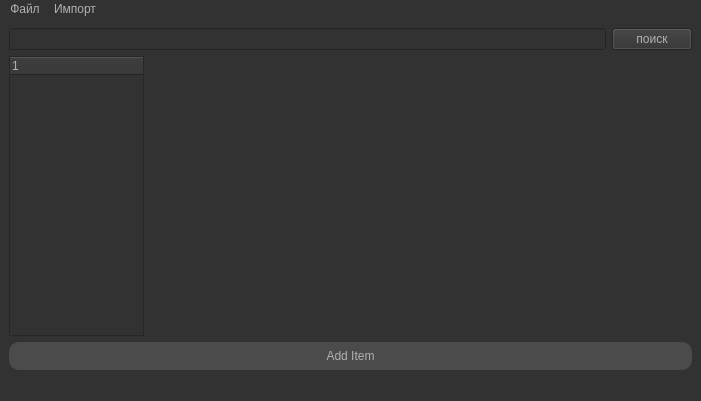
Before: the Qt Designer form ui/MainForm.ui in 12Andy12/ProStorege, drawn with Qt 5.
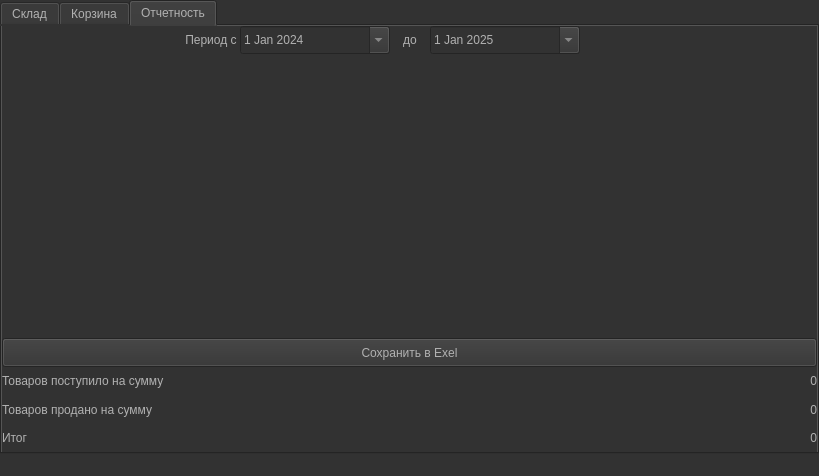
After: the same form once the commit is applied. The open tabs and pages were chosen to show the change.

What changed in the file:
```diff
--- a/ui/MainForm.ui
+++ b/ui/MainForm.ui
@@ -6,139 +6,623 @@
    <rect>
     <x>0</x>
     <y>0</y>
-    <width>701</width>
-    <height>401</height>
+    <width>819</width>
+    <height>476</height>
    </rect>
   </property>
   <property name="windowTitle">
    <string>ProStorage</string>
   </property>
   <property name="styleSheet">
-   <string notr="true">font: 12pt &quot;Times New Roman&quot;;
+   <string notr="true">font: 14pt &quot;Times New Roman&quot;;
 background-color: rgb(50, 50, 50);
 color: #b1b1b1;</string>
   </property>
   <widget class="QWidget" name="centralwidget">
    <layout class="QHBoxLayout" name="horizontalLayout_2">
+    <property name="spacing">
+     <number>0</number>
+    </property>
+    <property name="leftMargin">
+     <number>0</number>
+    </property>
+    <property name="topMargin">
+     <number>0</number>
+    </property>
+    <property name="rightMargin">
+     <number>0</number>
+    </property>
+    <property name="bottomMargin">
+     <number>0</number>
+    </property>
     <item>
-     <layout class="QHBoxLayout" name="horizontalLayout">
+     <layout class="QHBoxLayout" name="horizontalLayout" stretch="0">
+      <property name="spacing">
+       <number>0</number>
+      </property>
       <item>
-       <layout class="QVBoxLayout" name="verticalLayout_2" stretch="1,10,1">
-        <item>
-         <layout class="QHBoxLayout" name="horizontalLayout_3">
+       <widget class="QTabWidget" name="tabWidget">
+        <property name="tabPosition">
+         <enum>QTabWidget::North</enum>
+        </property>
+        <property name="tabShape">
+         <enum>QTabWidget::Rounded</enum>
+        </property>
+        <property name="currentIndex">
+         <number>0</number>
+        </property>
+        <property name="movable">
+         <bool>true</bool>
+        </property>
+        <property name="tabBarAutoHide">
+         <bool>false</bool>
+        </property>
+        <widget class="QWidget" name="tab_storage">
+         <attribute name="title">
+          <string>Склад</string>
+         </attribute>
+         <layout class="QHBoxLayout" name="horizontalLayout_4">
+          <property name="spacing">
+           <number>0</number>
+          </property>
+          <property name="leftMargin">
+           <number>0</number>
+          </property>
+          <property name="topMargin">
+           <number>0</number>
+          </property>
+          <property name="rightMargin">
+           <number>0</number>
+          </property>
+          <property name="bottomMargin">
+           <number>0</number>
+          </property>
           <item>
-           <widget class="QLineEdit" name="searchLine"/>
-          </item>
-          <item>
-           <widget class="QPushButton" name="btnSearch">
-            <property name="text">
-             <string>поиск</string>
+           <layout class="QVBoxLayout" name="verticalLayout_storage" stretch="1,10">
+            <property name="spacing">
+             <number>0</number>
             </property>
-           </widget>
+            <item>
+             <layout class="QHBoxLayout" name="horizontalLayout_3" stretch="8,1">
+              <property name="spacing">
+               <number>0</number>
+              </property>
+              <item>
+               <widget class="QLineEdit" name="searchLine">
+                <property name="sizePolicy">
+                 <sizepolicy hsizetype="Expanding" vsizetype="Expanding">
+                  <horstretch>0</horstretch>
+                  <verstretch>0</verstretch>
+                 </sizepolicy>
+                </property>
+                <property name="styleSheet">
+                 <string notr="true">background-color: rgb(70, 70, 70);</string>
+                </property>
+                <property name="frame">
+                 <bool>false</bool>
+                </property>
+               </widget>
+              </item>
+              <item>
+               <widget class="QPushButton" name="btnSearch">
+                <property name="sizePolicy">
+                 <sizepolicy hsizetype="Minimum" vsizetype="Expanding">
+                  <horstretch>0</horstretch>
+                  <verstretch>0</verstretch>
+                 </sizepolicy>
+                </property>
+                <property name="styleSheet">
+                 <string notr="true">background-color: rgb(70, 70, 70);</string>
+                </property>
+                <property name="text">
+                 <string>поиск</string>
+                </property>
+               </widget>
+              </item>
+             </layout>
+            </item>
+            <item>
+             <layout class="QHBoxLayout" name="horizontalLayout_5" stretch="1,4">
+              <property name="spacing">
+               <number>0</number>
+              </property>
+              <item>
+               <widget class="QTreeWidget" name="folders_tree">
+                <property name="font">
+                 <font>
+                  <family>Times New Roman</family>
+                  <pointsize>14</pointsize>
+                  <weight>50</weight>
+                  <italic>false</italic>
+                  <bold>false</bold>
+                 </font>
+                </property>
+                <property name="styleSheet">
+                 <string notr="true">background-color: rgb(56, 56, 56);</string>
+                </property>
+                <property name="frameShape">
+                 <enum>QFrame::NoFrame</enum>
+                </property>
+                <property name="lineWidth">
+                 <number>0</number>
+                </property>
+                <property name="midLineWidth">
+                 <number>0</number>
+                </property>
+                <property name="alternatingRowColors">
+                 <bool>false</bool>
+                </property>
+                <property name="iconSize">
+                 <size>
+                  <width>16</width>
+                  <height>16</height>
+                 </size>
+                </property>
+                <property name="autoExpandDelay">
+                 <number>0</number>
+                </property>
+                <property name="indentation">
+                 <number>25</number>
+                </property>
+                <property name="animated">
+                 <bool>false</bool>
+                </property>
+                <attribute name="headerDefaultSectionSize">
+                 <number>200</number>
+                </attribute>
+                <attribute name="headerMinimumSectionSize">
+                 <number>100</number>
+                </attribute>
+                <column>
+                 <property name="text">
+                  <string notr="true">1</string>
+                 </property>
+                </column>
+               </widget>
+              </item>
+              <item>
+               <widget class="QTableWidget" name="items_table">
+                <property name="styleSheet">
+                 <string notr="true"/>
+                </property>
+                <property name="frameShape">
+                 <enum>QFrame::NoFrame</enum>
+                </property>
+                <property name="lineWidth">
+                 <number>1</number>
+                </property>
+                <property name="selectionMode">
+                 <enum>QAbstractItemView::SingleSelection</enum>
+                </property>
+                <property name="selectionBehavior">
+                 <enum>QAbstractItemView::SelectItems</enum>
+                </property>
+                <attribute name="horizontalHeaderMinimumSectionSize">
+                 <number>0</number>
+                </attribute>
+                <attribute name="verticalHeaderDefaultSectionSize">
+                 <number>40</number>
+                </attribute>
+                <attribute name="verticalHeaderMinimumSectionSize">
+                 <number>0</number>
+                </attribute>
+               </widget>
+              </item>
+             </layout>
+            </item>
+           </layout>
           </item>
          </layout>
-        </item>
-        <item>
-         <layout class="QHBoxLayout" name="horizontalLayout_5" stretch="1,4">
+        </widget>
+        <widget class="QWidget" name="tab_basket">
+         <attribute name="title">
+          <string>Корзина</string>
+         </attribute>
+         <layout class="QVBoxLayout" name="verticalLayout" stretch="9,0,1,1,1">
+          <property name="spacing">
+           <number>0</number>
+          </property>
+          <property name="leftMargin">
+           <number>0</number>
+          </property>
+          <property name="topMargin">
+           <number>0</number>
+          </property>
+          <property name="rightMargin">
+           <number>0</number>
+          </property>
+          <property name="bottomMargin">
+           <number>0</number>
+          </property>
           <item>
-           <widget class="QTreeWidget" name="folders_tree">
-            <property name="font">
-             <font>
-              <family>Times New Roman</family>
-              <pointsize>12</pointsize>
-              <weight>50</weight>
-              <italic>false</italic>
-              <bold>false</bold>
-             </font>
-            </property>
-            <property name="iconSize">
-             <size>
-              <width>16</width>
-              <height>16</height>
-             </size>
-            </property>
-            <column>
-             <property name="text">
-              <string notr="true">1</string>
-             </property>
-            </column>
-           </widget>
-          </item>
-          <item>
-           <widget class="QTableWidget" name="items_table">
-            <property name="styleSheet">
-             <string notr="true"/>
-            </property>
+           <widget class="QTableWidget" name="basket_table">
             <property name="frameShape">
              <enum>QFrame::NoFrame</enum>
             </property>
             <attribute name="horizontalHeaderMinimumSectionSize">
-             <number>40</number>
+             <number>0</number>
             </attribute>
-            <attribute name="verticalHeaderDefaultSectionSize">
-             <number>40</number>
+            <attribute name="verticalHeaderMinimumSectionSize">
+             <number>0</number>
             </attribute>
            </widget>
           </item>
+          <item>
+           <layout class="QHBoxLayout" name="horizontalLayout_9" stretch="4,1">
+            <item>
+             <widget class="QLabel" name="label_4">
+              <property name="text">
+               <string>Скидка в процентах</string>
+              </property>
+             </widget>
+            </item>
+            <item>
+             <widget class="QDoubleSpinBox" name="sb_discount_persent">
+              <property name="frame">
+               <bool>false</bool>
+              </property>
+              <property name="alignment">
+               <set>Qt::AlignCenter</set>
+              </property>
+              <property name="buttonSymbols">
+               <enum>QAbstractSpinBox::PlusMinus</enum>
+              </property>
+              <property name="maximum">
+               <double>100.000000000000000</double>
+              </property>
+             </widget>
+            </item>
+           </layout>
+          </item>
+          <item>
+           <layout class="QHBoxLayout" name="horizontalLayout_7" stretch="4,4,0">
+            <property name="spacing">
+             <number>0</number>
+            </property>
+            <property name="leftMargin">
+             <number>10</number>
+            </property>
+            <property name="topMargin">
+             <number>4</number>
+            </property>
+            <property name="rightMargin">
+             <number>10</number>
+            </property>
+            <property name="bottomMargin">
+             <number>4</number>
+            </property>
+            <item>
+             <widget class="QLabel" name="label">
+              <property name="styleSheet">
+               <string notr="true"/>
+              </property>
+              <property name="text">
+               <string>Итого</string>
+              </property>
+             </widget>
+            </item>
+            <item>
+             <widget class="QLabel" name="le_result_sum">
+              <property name="styleSheet">
+               <string notr="true"/>
+              </property>
+              <property name="text">
+               <string>0</string>
+              </property>
+              <property name="alignment">
+               <set>Qt::AlignRight|Qt::AlignTrailing|Qt::AlignVCenter</set>
+              </property>
+             </widget>
+            </item>
+            <item>
+             <widget class="QLabel" name="label_6">
+              <property name="text">
+               <string> рублей</string>
+              </property>
+             </widget>
+            </item>
+           </layout>
+          </item>
+          <item>
+           <layout class="QHBoxLayout" name="horizontalLayout_6" stretch="1,1">
+            <property name="spacing">
+             <number>5</number>
+            </property>
+            <property name="topMargin">
+             <number>5</number>
+            </property>
+            <property name="bottomMargin">
+             <number>5</number>
+            </property>
+            <item>
+             <widget class="QPushButton" name="btn_without_terminal">
+              <property name="sizePolicy">
+               <sizepolicy hsizetype="Minimum" vsizetype="Minimum">
+                <horstretch>0</horstretch>
+                <verstretch>0</verstretch>
+               </sizepolicy>
+              </property>
+              <property name="text">
+               <string>Наличка</string>
+              </property>
+             </widget>
+            </item>
+            <item>
+             <widget class="QPushButton" name="btn_terminal">
+              <property name="sizePolicy">
+               <sizepolicy hsizetype="Minimum" vsizetype="Minimum">
+                <horstretch>0</horstretch>
+                <verstretch>0</verstretch>
+               </sizepolicy>
+              </property>
+              <property name="text">
+               <string>Безнал</string>
+              </property>
+             </widget>
+            </item>
+           </layout>
+          </item>
+          <item>
+           <widget class="QPushButton" name="btn_clear_basket">
+            <property name="sizePolicy">
+             <sizepolicy hsizetype="Minimum" vsizetype="Minimum">
+              <horstretch>0</horstretch>
+              <verstretch>0</verstretch>
+             </sizepolicy>
+            </property>
+            <property name="text">
+             <string>очистить корзину</string>
+            </property>
+           </widget>
+          </item>
          </layout>
-        </item>
-        <item>
-         <widget class="QPushButton" name="btnAdd">
-          <property name="sizePolicy">
-           <sizepolicy hsizetype="Minimum" vsizetype="Minimum">
-            <horstretch>0</horstretch>
-            <verstretch>0</verstretch>
-           </sizepolicy>
+        </widget>
+        <widget class="QWidget" name="tabResultInfo">
+         <attribute name="title">
+          <string>Отчетность</string>
+         </attribute>
+         <layout class="QVBoxLayout" name="verticalLayout_2" stretch="1,10,1,1,1,1">
+          <property name="spacing">
+           <number>0</number>
           </property>
-          <property name="styleSheet">
-           <string notr="true">QPushButton{
-	background-color: rgb(75, 75, 75);
-	border-radius: 10px;
-}
-QPushButton:hover {
-     background-color: rgb(80,80, 80);
-}
-QPushButton:pressed {
-    background-color: rgb(120,120,120);
-}
-</string>
+          <property name="leftMargin">
+           <number>0</number>
           </property>
-          <property name="text">
-           <string>Add Item</string>
+          <property name="topMargin">
+           <number>0</number>
           </property>
-         </widget>
-        </item>
-       </layout>
+          <property name="rightMargin">
+           <number>0</number>
+          </property>
+          <property name="bottomMargin">
+           <number>0</number>
+          </property>
+          <item>
+           <layout class="QHBoxLayout" name="horizontalLayout_8" stretch="1,1,1,1,1">
+            <property name="spacing">
+             <number>0</number>
+            </property>
+            <item>
+             <widget class="QLabel" name="label_2">
+              <property name="text">
+               <string>Период с </string>
+              </property>
+              <property name="alignment">
+               <set>Qt::AlignRight|Qt::AlignTrailing|Qt::AlignVCenter</set>
+              </property>
+             </widget>
+            </item>
+            <item>
+             <widget class="QDateEdit" name="de_start">
+              <property name="sizePolicy">
+               <sizepolicy hsizetype="Minimum" vsizetype="Minimum">
+                <horstretch>0</horstretch>
+                <verstretch>0</verstretch>
+               </sizepolicy>
+              </property>
+              <property name="maximumSize">
+               <size>
+                <width>150</width>
+                <height>16777215</height>
+               </size>
+              </property>
+              <property name="calendarPopup">
+               <bool>true</bool>
+              </property>
+              <property name="date">
+               <date>
+                <year>2024</year>
+                <month>1</month>
+                <day>1</day>
+               </date>
+              </property>
+             </widget>
+            </item>
+            <item>
+             <widget class="QLabel" name="label_3">
+              <property name="maximumSize">
+               <size>
+                <width>40</width>
+                <height>16777215</height>
+               </size>
+              </property>
+              <property name="text">
+               <string>до</string>
+              </property>
+              <property name="alignment">
+               <set>Qt::AlignCenter</set>
+              </property>
+             </widget>
+            </item>
+            <item>
+             <widget class="QDateEdit" name="de_end">
+              <property name="sizePolicy">
+               <sizepolicy hsizetype="Minimum" vsizetype="Minimum">
+                <horstretch>0</horstretch>
+                <verstretch>0</verstretch>
+               </sizepolicy>
+              </property>
+              <property name="maximumSize">
+               <size>
+                <width>150</width>
+                <height>16777215</height>
+               </size>
+              </property>
+              <property name="calendarPopup">
+               <bool>true</bool>
+              </property>
+              <property name="date">
+               <date>
+                <year>2025</year>
+                <month>1</month>
+                <day>1</day>
+               </date>
+              </property>
+             </widget>
+            </item>
+            <item>
+             <spacer name="horizontalSpacer">
+              <property name="orientation">
+               <enum>Qt::Horizontal</enum>
+              </property>
+              <property name="sizeHint" stdset="0">
+               <size>
+                <width>40</width>
+                <height>20</height>
+               </size>
+              </property>
+             </spacer>
+            </item>
+           </layout>
+          </item>
+          <item>
+           <widget class="QTableWidget" name="info_table">
+            <property name="frameShape">
+             <enum>QFrame::NoFrame</enum>
+            </property>
+           </widget>
+          </item>
+          <item>
+           <widget class="QPushButton" name="btn_exel">
+            <property name="sizePolicy">
+             <sizepolicy hsizetype="Minimum" vsizetype="Minimum">
+              <horstretch>0</horstretch>
+              <verstretch>0</verstretch>
+             </sizepolicy>
+            </property>
+            <property name="text">
+             <string>Сохранить в Exel</string>
+            </property>
+           </widget>
+          </item>
+          <item>
+           <layout class="QHBoxLayout" name="horizontalLayout_13">
+            <item>
+             <widget class="QLabel" name="label_8">
+              <property name="maximumSize">
+               <size>
+                <width>16777215</width>
+                <height>30</height>
+               </size>
+              </property>
+              <property name="text">
+               <string>Товаров поступило на сумму</string>
+              </property>
+             </widget>
+            </item>
+            <item>
+             <widget class="QLabel" name="supply">
+              <property name="maximumSize">
+               <size>
+                <width>16777215</width>
+                <height>30</height>
+               </size>
+              </property>
+              <property name="text">
+               <string>0</string>
+              </property>
+              <property name="alignment">
+               <set>Qt::AlignRight|Qt::AlignTrailing|Qt::AlignVCenter</set>
+              </property>
+             </widget>
+            </item>
+           </layout>
+          </item>
+          <item>
+           <layout class="QHBoxLayout" name="horizontalLayout_12">
+            <item>
+             <widget class="QLabel" name="label_7">
+              <property name="maximumSize">
+               <size>
+                <width>16777215</width>
+                <height>30</height>
+               </size>
+              </property>
+              <property name="text">
+               <string>Товаров продано на сумму</string>
+              </property>
+             </widget>
+            </item>
+            <item>
+             <widget class="QLabel" name="sale">
+              <property name="maximumSize">
+               <size>
+                <width>16777215</width>
+                <height>30</height>
+               </size>
+              </property>
+              <property name="text">
+               <string>0</string>
+              </property>
+              <property name="alignment">
+               <set>Qt::AlignRight|Qt::AlignTrailing|Qt::AlignVCenter</set>
+              </property>
+             </widget>
+            </item>
+           </layout>
+          </item>
+          <item>
+           <layout class="QHBoxLayout" name="horizontalLayout_11">
+            <item>
+             <widget class="QLabel" name="label_5">
+              <property name="maximumSize">
+               <size>
+                <width>16777215</width>
+                <height>30</height>
+               </size>
+              </property>
+              <property name="text">
+               <string>Итог</string>
+              </property>
+             </widget>
+            </item>
+            <item>
+             <widget class="QLabel" name="result">
+              <property name="maximumSize">
+               <size>
+                <width>16777215</width>
+                <height>30</height>
+               </size>
+              </property>
+              <property name="text">
+               <string>0</string>
+              </property>
+              <property name="alignment">
+               <set>Qt::AlignRight|Qt::AlignTrailing|Qt::AlignVCenter</set>
+              </property>
+             </widget>
+            </item>
+           </layout>
+          </item>
+         </layout>
+        </widget>
+       </widget>
       </item>
      </layout>
     </item>
    </layout>
   </widget>
   <widget class="QStatusBar" name="statusbar"/>
-  <widget class="QMenuBar" name="menuBar">
-   <property name="geometry">
-    <rect>
-     <x>0</x>
-     <y>0</y>
-     <width>701</width>
-     <height>25</height>
-    </rect>
-   </property>
-   <widget class="QMenu" name="menu">
-    <property name="title">
-     <string>Файл</string>
-    </property>
-    <addaction name="action"/>
-   </widget>
-   <widget class="QMenu" name="menu_2">
-    <property name="title">
-     <string>Импорт</string>
-    </property>
-    <addaction name="action_Exel"/>
-   </widget>
-   <addaction name="menu"/>
-   <addaction name="menu_2"/>
-  </widget>
   <action name="action">
    <property name="text">
     <string>Сохранить</string>
@@ -149,6 +633,16 @@
     <string>Сгенерировать Exel файл</string>
    </property>
   </action>
+  <action name="a_create_exel_with_result">
+   <property name="text">
+    <string>Сформировать отчет в exel</string>
+   </property>
+  </action>
+  <action name="action_2">
+   <property name="text">
+    <string>Добавить информацию для отчетности</string>
+   </property>
+  </action>
  </widget>
  <resources/>
  <connections/>
```
